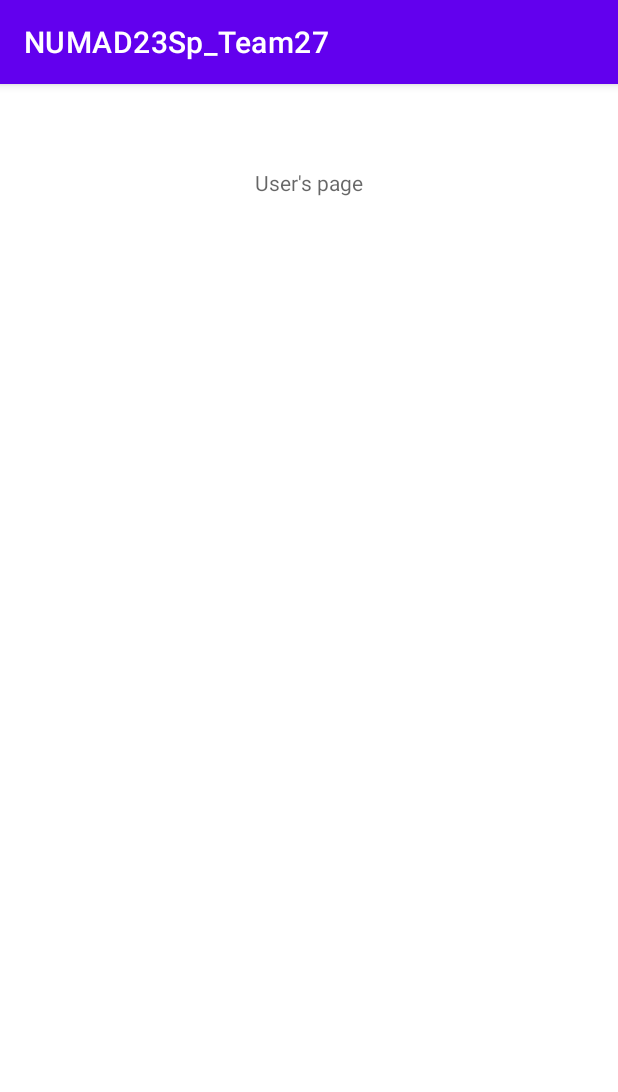
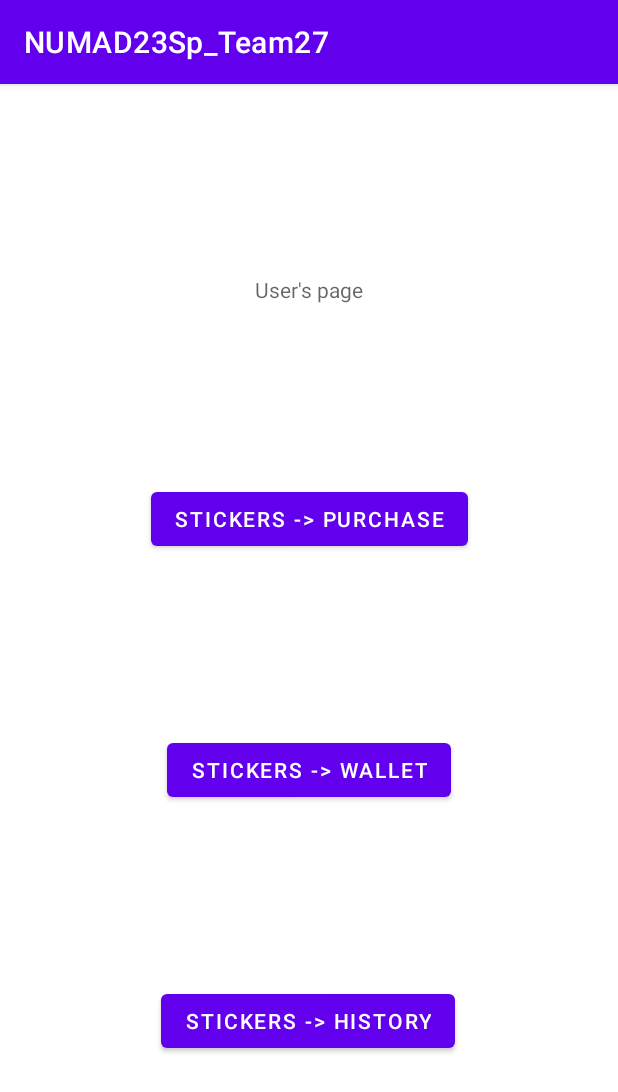
Before and after one commit to thrushalex/NUMAD23Sp_Team27, an Android app: the SendStickerActivity screen opened directly, with no data from a screen before it, on a phone screen of 412 x 824 dp. Shown: the top 1092 px of the screen. Run offline under Robolectric (Android 15) with nearby library versions, the phone set to English and light mode, and no system bars.

Commit message:
added 3 buttons for stickers

```diff
--- a/app/src/main/res/layout/activity_send_sticker.xml
+++ b/app/src/main/res/layout/activity_send_sticker.xml
@@ -6,14 +6,52 @@
     android:layout_height="match_parent"
     tools:context=".SendStickerActivity">
 
+    <Button
+        android:id="@+id/btnStickersWallet"
+        android:layout_width="wrap_content"
+        android:layout_height="wrap_content"
+        android:text="@string/btnStickerWallet"
+        app:layout_constraintBottom_toTopOf="@+id/btnStickersHistory"
+        app:layout_constraintEnd_toEndOf="parent"
+        app:layout_constraintStart_toStartOf="parent"
+        app:layout_constraintTop_toBottomOf="@+id/btnStickersPurchase"
+        app:layout_constraintVertical_bias="0.5" />
+
     <TextView
         android:id="@+id/userTextView"
         android:layout_width="wrap_content"
         android:layout_height="wrap_content"
-        android:layout_marginTop="56dp"
-        android:hint="User's page"
+        android:layout_marginTop="8dp"
+        android:hint="@string/textViewUserPageUser"
+        android:text="@string/textViewUserPageUser"
+        app:layout_constraintBottom_toTopOf="@+id/btnStickersPurchase"
         app:layout_constraintEnd_toEndOf="parent"
         app:layout_constraintHorizontal_bias="0.5"
         app:layout_constraintStart_toStartOf="parent"
-        app:layout_constraintTop_toTopOf="parent" />
+        app:layout_constraintTop_toTopOf="parent"
+        app:layout_constraintVertical_bias="0.5" />
+
+    <Button
+        android:id="@+id/btnStickersPurchase"
+        android:layout_width="wrap_content"
+        android:layout_height="wrap_content"
+        android:text="@string/btnPurchaseStickers"
+        app:layout_constraintBottom_toTopOf="@+id/btnStickersWallet"
+        app:layout_constraintEnd_toEndOf="parent"
+        app:layout_constraintHorizontal_bias="0.5"
+        app:layout_constraintStart_toStartOf="parent"
+        app:layout_constraintTop_toBottomOf="@+id/userTextView"
+        app:layout_constraintVertical_bias="0.5" />
+
+    <Button
+        android:id="@+id/btnStickersHistory"
+        android:layout_width="wrap_content"
+        android:layout_height="wrap_content"
+        android:text="@string/btnStickerHistory"
+        app:layout_constraintBottom_toBottomOf="parent"
+        app:layout_constraintEnd_toEndOf="parent"
+        app:layout_constraintHorizontal_bias="0.497"
+        app:layout_constraintStart_toStartOf="parent"
+        app:layout_constraintTop_toBottomOf="@+id/btnStickersWallet"
+        app:layout_constraintVertical_bias="0.5" />
 </androidx.constraintlayout.widget.ConstraintLayout>
--- a/app/src/main/res/values/strings.xml
+++ b/app/src/main/res/values/strings.xml
@@ -15,4 +15,8 @@
     <string name="jeremiah_asala">Jeremiah Asala</string>
     <string name="btnLogin">Login</string>
     <string name="btnCreateUser">Create User</string>
+    <string name="textViewUserPageUser">User\'s page</string>
+    <string name="btnPurchaseStickers">Stickers -> Purchase</string>
+    <string name="btnStickerWallet">Stickers -> Wallet</string>
+    <string name="btnStickerHistory">Stickers -> History</string>
 </resources>
```
